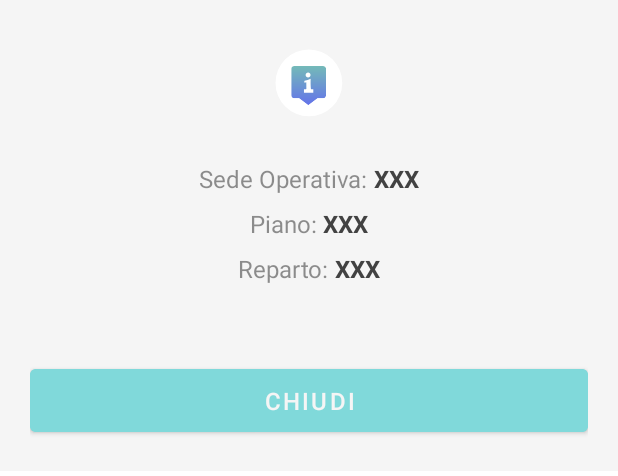
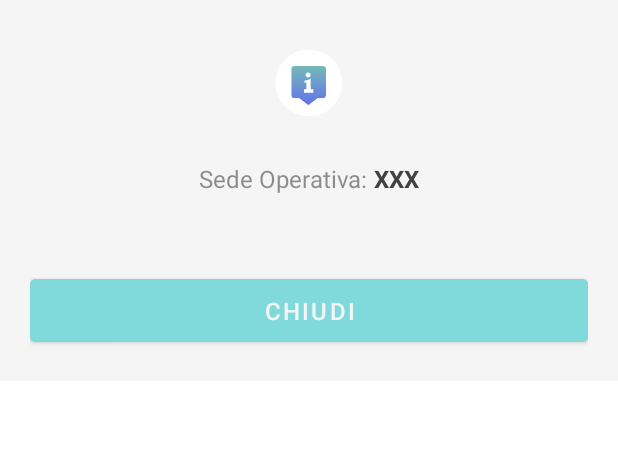
Before and after one commit to SoMi-IT/iClean, an Android app: the layout dialog_schedule_item_info.xml on its own in the app's theme, with its tools: preview values and no code run, on a phone screen of 412 x 824 dp. Shown: the top 476 px of the screen. Run offline under Robolectric (Android 15) with nearby library versions, the phone set to English and light mode, and no system bars.

Commit message:
Ripristinata la info sui schedules

```diff
--- a/app/src/main/java/mindthehead/iclean/work/shedules/data/JsonScheduleDataManager.java
+++ b/app/src/main/java/mindthehead/iclean/work/shedules/data/JsonScheduleDataManager.java
@@ -50,8 +50,9 @@ public class JsonScheduleDataManager {
             String date = jsonObject.getString(Schedule.SCHEDULES_DATE);
             String timeStart = jsonObject.getString(Schedule.SCHEDULES_TIME_START);
             String timeEnd = jsonObject.getString(Schedule.SCHEDULES_TIME_END);
+            String site = jsonObject.getString(Schedule.SCHEDULES_SITE);
 
-            schedule = new Schedule(date, timeStart, timeEnd);
+            schedule = new Schedule(date, timeStart, timeEnd, site);
 
         } catch (JSONException e) {
             e.printStackTrace();
--- a/app/src/main/res/layout/dialog_schedule_item_info.xml
+++ b/app/src/main/res/layout/dialog_schedule_item_info.xml
@@ -43,57 +43,7 @@
 
         </LinearLayout>
 
-        <LinearLayout
-            android:layout_width="wrap_content"
-            android:layout_height="wrap_content"
-            android:layout_marginTop="8sp">
 
-                <TextView
-                    android:id="@+id/tv_dialog_schedule_item_info_floor_label"
-                    android:layout_width="wrap_content"
-                    android:layout_height="wrap_content"
-                    android:layout_marginEnd="2sp"
-                    android:text="Piano:"
-                    android:textColor="@color/dark_transparent"
-                    android:textSize="16sp"/>
-
-                <TextView
-                    android:id="@+id/tv_dialog_schedule_item_info_floor"
-                    android:layout_width="wrap_content"
-                    android:layout_height="wrap_content"
-                    android:layout_marginStart="2sp"
-                    android:text="XXX"
-                    android:textColor="@color/dark_800"
-                    android:textSize="16sp"
-                    android:textStyle="bold"/>
-
-        </LinearLayout>
-
-        <LinearLayout
-            android:layout_width="wrap_content"
-            android:layout_height="wrap_content"
-            android:layout_marginTop="8sp">
-
-                <TextView
-                    android:id="@+id/tv_dialog_schedule_item_info_department_label"
-                    android:layout_width="wrap_content"
-                    android:layout_height="wrap_content"
-                    android:layout_marginEnd="2sp"
-                    android:text="Reparto:"
-                    android:textColor="@color/dark_transparent"
-                    android:textSize="16sp" />
-
-                <TextView
-                    android:id="@+id/tv_dialog_schedule_item_info_department"
-                    android:layout_width="wrap_content"
-                    android:layout_height="wrap_content"
-                    android:layout_marginStart="2sp"
-                    android:text="XXX"
-                    android:textColor="@color/dark_800"
-                    android:textSize="16sp"
-                    android:textStyle="bold" />
-
-        </LinearLayout>
 
         <Button
             android:id="@+id/b_dialog_schedule_item_info_dismiss"
--- a/app/src/main/res/layout/item_schedule.xml
+++ b/app/src/main/res/layout/item_schedule.xml
@@ -16,7 +16,6 @@
 
         <ImageView
             android:id="@+id/fb_schedule_item_info"
-            android:visibility="invisible"
             android:layout_width="34sp"
             android:layout_height="34sp"
             android:layout_marginTop="16sp"
```
Also changed, not shown: app/src/main/java/mindthehead/iclean/work/shedules/SchedulesFragment.java (+6 -4 lines), app/src/main/java/mindthehead/iclean/work/shedules/adapter/SchedulesListAdapter.java (+7 -7 lines), app/src/main/java/mindthehead/iclean/work/shedules/data/Schedule.java (+5 -24 lines), app/src/main/java/mindthehead/iclean/work/shedules/dialog/ScheduleItemInfoDialog.java (+2 -6 lines).
